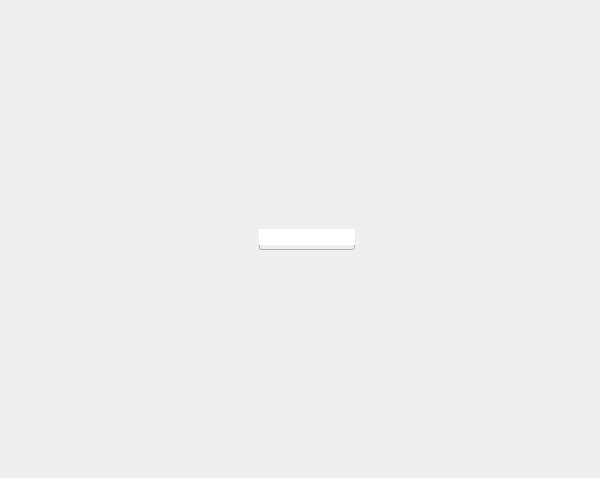
The window that tentacle/ui/cameras.lower#submenu.ui (m3trik/tentacle) describes before a commit, drawn with Qt 5.
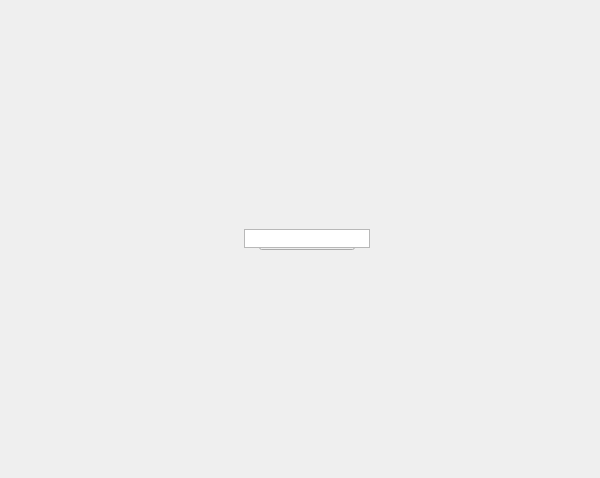
The same window after the commit. Custom widgets are drawn as their Qt base class.

The edit to the form file:
```diff
--- a/tentacle/ui/cameras.lower#submenu.ui
+++ b/tentacle/ui/cameras.lower#submenu.ui
@@ -59,17 +59,20 @@
       <widget class="ListWidget" name="list000">
        <property name="geometry">
         <rect>
-         <x>250</x>
+         <x>235</x>
          <y>220</y>
-         <width>96</width>
-         <height>16</height>
+         <width>126</width>
+         <height>19</height>
         </rect>
        </property>
-       <property name="layoutDirection">
-        <enum>Qt::LeftToRight</enum>
+       <property name="sizePolicy">
+        <sizepolicy hsizetype="Maximum" vsizetype="Expanding">
+         <horstretch>0</horstretch>
+         <verstretch>0</verstretch>
+        </sizepolicy>
        </property>
        <property name="frameShape">
-        <enum>QFrame::NoFrame</enum>
+        <enum>QFrame::StyledPanel</enum>
        </property>
        <property name="frameShadow">
         <enum>QFrame::Plain</enum>
```
Left out of the diff: 57 changed lines with no effect on the pictures.
